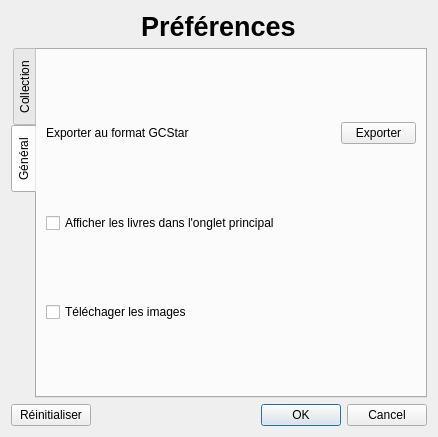
The window that settingsdialog.ui (chindit/dadabooks) describes before a commit, drawn with Qt 5.
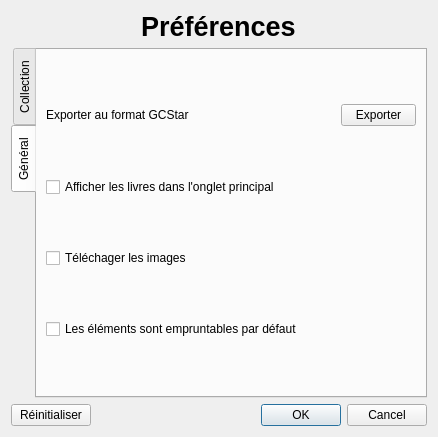
The same window after the commit. Icons and pictures are not drawn.

```diff
--- a/settingsdialog.ui
+++ b/settingsdialog.ui
@@ -239,6 +239,13 @@
          </property>
         </widget>
        </item>
+       <item>
+        <widget class="QCheckBox" name="checkBoxEmpruntable">
+         <property name="text">
+          <string>Les éléments sont empruntables par défaut</string>
+         </property>
+        </widget>
+       </item>
       </layout>
      </widget>
     </widget>
```
